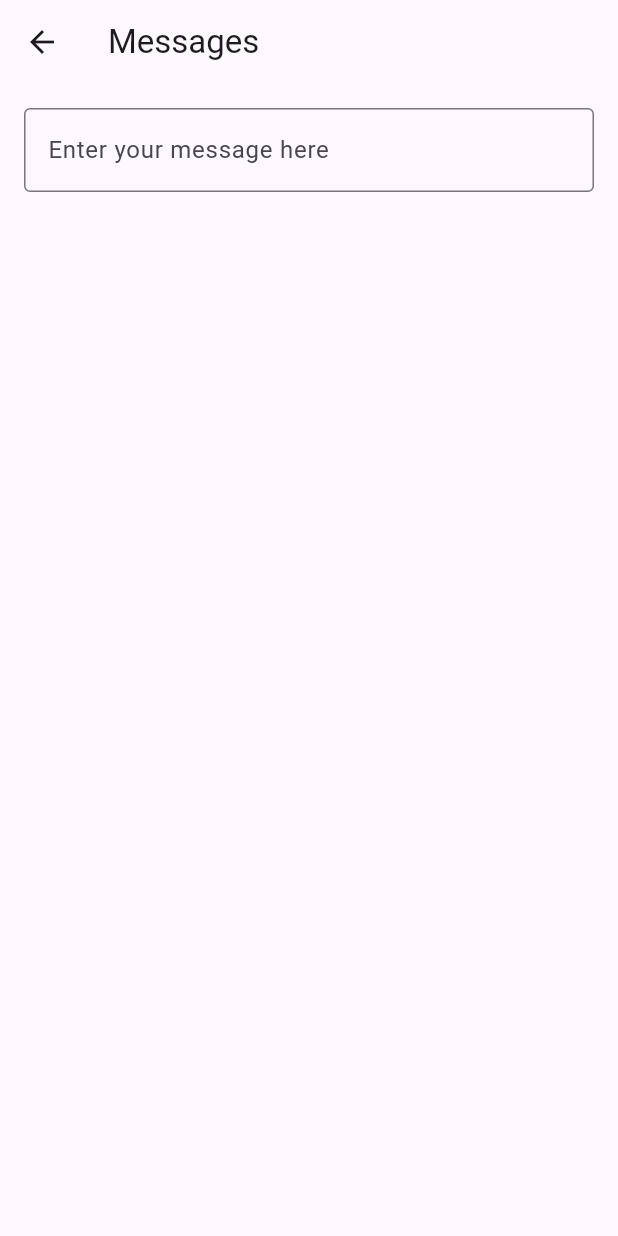
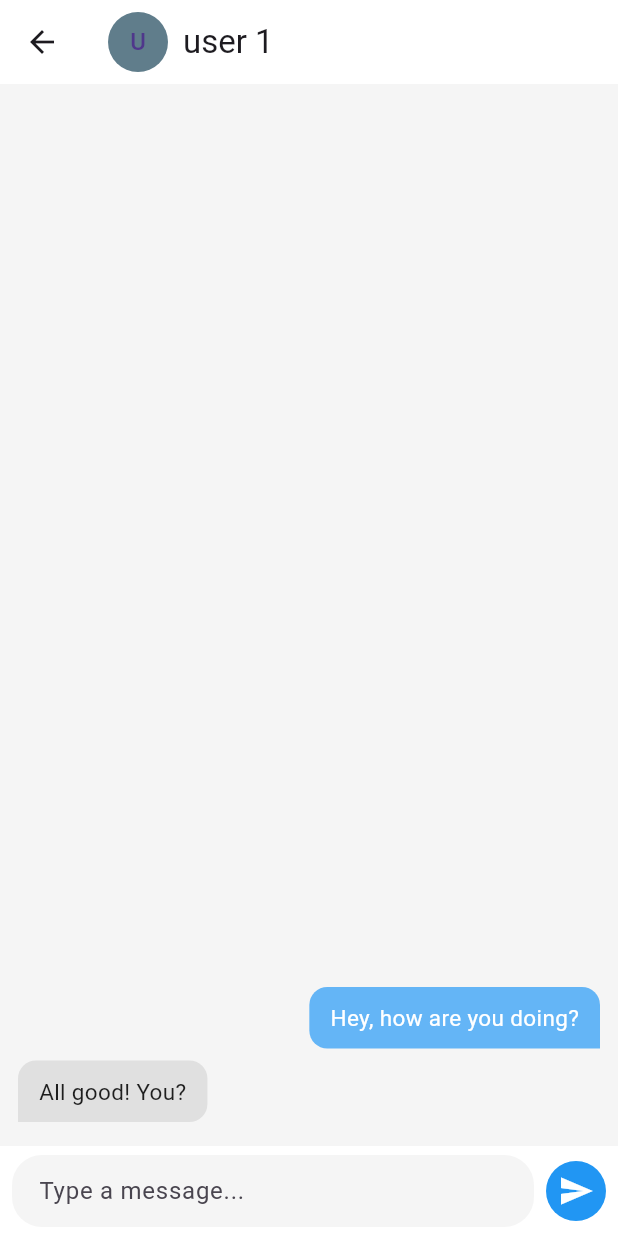
Before and after one commit to tuannna06/SkillSwap, a Flutter app: the MessagesPage screen opened directly, after a tap on an icon or button, on a phone screen of 412 x 824 dp. Run offline on Flutter 3.47's test engine with Material 3 defaults, Android fonts, the phone set to English and light mode, and no system bars; our stand-ins replace cloud_firestore, equatable, firebase_auth, firebase_core, flutter_bloc, google_sign_in; accounts and stored records are empty; network calls fail.

Commit message:
Message Layout, To be connected with DB

```diff
--- a/lib/features/messages/presentation/pages/create_messages_page.dart
+++ b/lib/features/messages/presentation/pages/create_messages_page.dart
@@ -6,26 +6,134 @@ import 'package:flutter/material.dart';
 // import 'package:flutter_bloc/flutter_bloc.dart';
 
 class CreateMessagesPage extends StatefulWidget {
-  const CreateMessagesPage({super.key});
+  final String userId;
+  final String username;
+
+  const CreateMessagesPage({
+    super.key,
+    required this.userId,
+    required this.username
+    });
 
   @override
   State<CreateMessagesPage> createState() => _CreateMessagesPageState();
 }
 
 class _CreateMessagesPageState extends State<CreateMessagesPage> {
+  final TextEditingController _controller = TextEditingController();
+
+  // Temporary dummy messages
+  final List<Map<String, dynamic>> _messages = [
+    {'sender': 'me', 'text': 'Hey, how are you doing?'},
+    {'sender': 'them', 'text': 'All good! You?'},
+  ];
+
   @override
   Widget build(BuildContext context) {
     return Scaffold(
-        appBar: AppBar(title: Text('Messages')),
-        body: Padding(
-          padding: const EdgeInsets.all(16.0),
-          child: TextField(
-            decoration: const InputDecoration(
-              hintText: 'Enter your message here',
-              border: OutlineInputBorder(),
+      backgroundColor: Colors.grey[100],
+      appBar: AppBar(
+        title: Row(
+          children: [
+            CircleAvatar(
+              backgroundColor: Colors.blueGrey,
+              child: Text(widget.username[0].toUpperCase()), // icon
+            ),
+            const SizedBox(width: 10),
+            Text(widget.username),
+          ],
+        ),
+        backgroundColor: const Color.fromARGB(255, 255, 255, 255),
+      ),
+      body: Column(
+        children: [
+          //messages
+          Expanded(
+            child: ListView.builder(
+              padding: const EdgeInsets.all(12),
+              reverse: true, // newest messages appear at bottom
+              itemCount: _messages.length,
+              itemBuilder: (context, index) {
+                final msg = _messages[_messages.length - 1 - index];
+                final isMe = msg['sender'] == 'me';
+                return Align(
+                  alignment:
+                      isMe ? Alignment.centerRight : Alignment.centerLeft,
+                  child: Container(
+                    margin: const EdgeInsets.symmetric(vertical: 4),
+                    padding:
+                        const EdgeInsets.symmetric(vertical: 10, horizontal: 14),
+                    decoration: BoxDecoration(
+                      color: isMe ? Colors.blue[300] : Colors.grey[300],
+                      borderRadius: BorderRadius.only(
+                        topLeft: const Radius.circular(12),
+                        topRight: const Radius.circular(12),
+                        bottomLeft:
+                            isMe ? const Radius.circular(12) : Radius.zero,
+                        bottomRight:
+                            isMe ? Radius.zero : const Radius.circular(12),
+                      ),
+                    ),
+                    child: Text(
+                      msg['text'],
+                      style: TextStyle(
+                        color: isMe ? Colors.white : Colors.black87,
+                        fontSize: 15,
+                      ),
+                    ),
+                  ),
+                );
+              },
             ),
           ),
-        ),
+
+          //input message
+          SafeArea(
+            child: Container(
+              padding: const EdgeInsets.symmetric(horizontal: 8, vertical: 6),
+              color: Colors.white,
+              child: Row(
+                children: [
+                  // Text Input
+                  Expanded(
+                    child: TextField(
+                      controller: _controller,
+                      decoration: InputDecoration(
+                        hintText: 'Type a message...',
+                        filled: true,
+                        fillColor: Colors.grey[100],
+                        contentPadding: const EdgeInsets.symmetric(
+                            vertical: 10, horizontal: 14),
+                        border: OutlineInputBorder(
+                          borderRadius: BorderRadius.circular(20),
+                          borderSide: BorderSide.none,
+                        ),
+                      ),
+                    ),
+                  ),
+                  const SizedBox(width: 8),
+                  // Send Button
+                  CircleAvatar(
+                    backgroundColor: Colors.blue,
+                    child: IconButton(
+                      icon: const Icon(Icons.send, color: Colors.white),
+                      onPressed: () {
+                        final text = _controller.text.trim();
+                        if (text.isNotEmpty) {
+                          setState(() {
+                            _messages.add({'sender': 'me', 'text': text});
+                          });
+                          _controller.clear();
+                        }
+                      },
+                    ),
+                  ),
+                ],
+              ),
+            ),
+          ),
+        ],
+      ),
     );
   }
 }
--- a/lib/features/messages/presentation/pages/messages_page.dart
+++ b/lib/features/messages/presentation/pages/messages_page.dart
@@ -58,12 +58,17 @@ class MessagesPage extends StatelessWidget {
             ),
             onTap: () {
               final messageBloc = context.read<MessagesBloc>();
+              final String userId = "user_${index + 1}";
+              final String username = "user ${index + 1}";
               Navigator.push(
                 context,
                 MaterialPageRoute(
                   builder: (context) => BlocProvider.value(
                     value: messageBloc,
-                    child: CreateMessagesPage(),
+                    child: CreateMessagesPage(
+                      userId: userId,
+                      username: username,
+                    ),
                     ),
                 ),
               );
--- a/lib/main.dart
+++ b/lib/main.dart
@@ -51,7 +51,7 @@ class MyApp extends StatelessWidget {
               repository: AuthRepositoryImpl(AuthRemoteDataSource())),
           ),
         ],
-        child: AuthWrapper(),
+        child: MainNavigationPage(),
       ),
     );
   }
```
Also changed, not shown: 1 other file.
